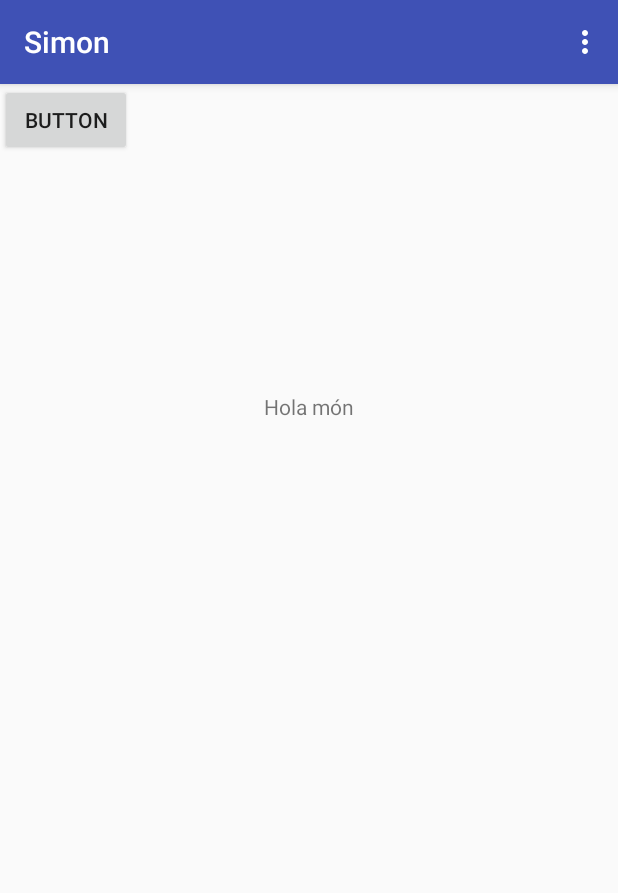
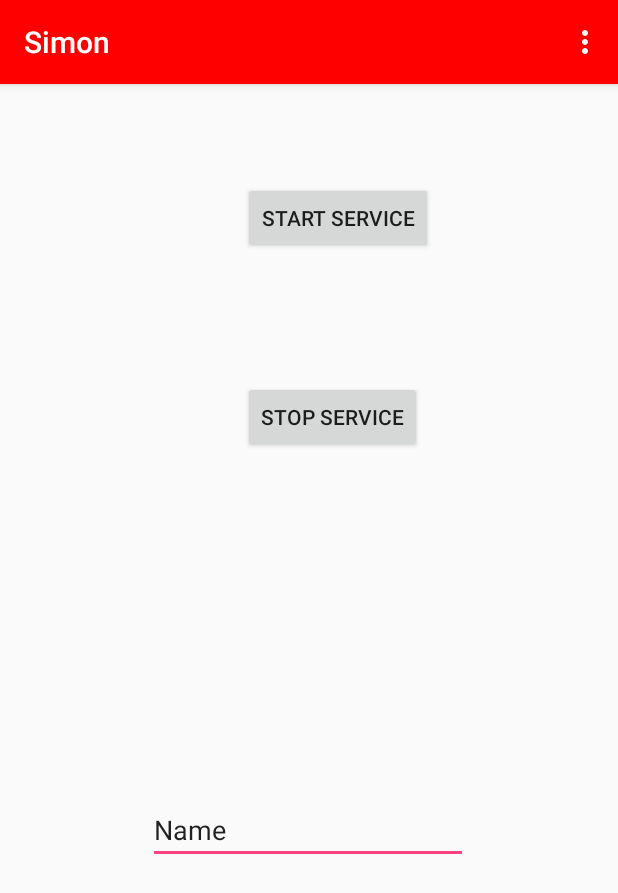
Before and after one commit to joanBaro/Practica_simon, an Android app: the screen it shows after launch (MainActivity), on a phone screen of 412 x 824 dp. Shown: the top 893 px of the screen. Run offline under Robolectric (Android 15) with nearby library versions, the phone set to English and light mode, and no system bars.

Commit message:
Service i audio

```diff
--- a/app/build.gradle
+++ b/app/build.gradle
@@ -9,6 +9,7 @@ android {
         versionCode 1
         versionName "1.0"
         testInstrumentationRunner "android.support.test.runner.AndroidJUnitRunner"
+
     }
     buildTypes {
         release {
--- a/app/src/main/AndroidManifest.xml
+++ b/app/src/main/AndroidManifest.xml
@@ -18,7 +18,11 @@
         </activity>
         <activity android:name=".ActionBarActivity" />
         <activity android:name=".WebviewActivity" />
-        <activity android:name=".SimonActivity"></activity>
+        <activity android:name=".SimonActivity" />
+        <service android:name=".MyService"
+                android:exported = "false">
+
+        </service>
     </application>
 
 </manifest>
--- a/app/src/main/java/dam2/fje/edu/practica_simon/MainActivity.java
+++ b/app/src/main/java/dam2/fje/edu/practica_simon/MainActivity.java
@@ -1,8 +1,12 @@
 package dam2.fje.edu.practica_simon;
 
+import android.app.Fragment;
+import android.app.FragmentManager;
+import android.app.IntentService;
 import android.content.Intent;
-import android.support.v7.app.AppCompatActivity;
+import android.media.MediaPlayer;
 import android.os.Bundle;
+import android.support.v4.app.FragmentTransaction;
 import android.view.View;
 import android.widget.Button;
 
@@ -12,12 +16,33 @@ public class MainActivity extends ActionBarActivity {
     protected void onCreate(Bundle savedInstanceState) {
         super.onCreate(savedInstanceState);
         setContentView(R.layout.activity_main);
-       Button btn = (Button)findViewById(R.id.playButton);
-        btn.setOnClickListener(new View.OnClickListener() {
-            @Override
-            public void onClick(View v) {
-                startActivity(new Intent(MainActivity.this, SimonActivity.class));
-            }
-        });
+
+      /* Button btn = (Button)findViewById(R.id.btn_f1);
+        Button btn2 = (Button)findViewById(R.id.btn_f2);*/
+
+        //MediaPlayer.create(this, R.raw.m02_audio1);
     }
+
+    public void startService(View view) {
+
+        Intent intent = new Intent(this, MyService.class);
+        startService(intent);
+    }
+
+    public void stopService(View view) {
+        Intent intent = new Intent(this, MyService.class);
+        stopService(intent);
+        System.out.println( "servei aturat");
+    }
+    /*public void selectFrag(View view) {
+
+        FragmentOne fragmentOne = new FragmentOne();
+        android.app.FragmentTransaction transaction = getFragmentManager().beginTransaction();
+        transaction.replace(R.id.fragment, fragmentOne);
+        //transaction.setTransition(FragmentTransaction.TRANSIT_FRAGMENT_OPEN);
+        transaction.addToBackStack(null);
+        transaction.commit();
+
+
+    }*/
 }
--- a/app/src/main/res/layout/activity_main.xml
+++ b/app/src/main/res/layout/activity_main.xml
@@ -6,22 +6,47 @@
     android:layout_height="match_parent"
     tools:context="dam2.fje.edu.practica_simon.MainActivity">
 
-    <TextView
+    <EditText
+        android:id="@+id/editText"
         android:layout_width="wrap_content"
         android:layout_height="wrap_content"
-        android:text="Hola món"
+        android:layout_marginBottom="191dp"
+        android:layout_marginEnd="85dp"
+        android:layout_marginStart="84dp"
+        android:layout_marginTop="85dp"
+        android:ems="10"
+        android:inputType="textPersonName"
+        android:text="Name"
         app:layout_constraintBottom_toBottomOf="parent"
-        app:layout_constraintLeft_toLeftOf="parent"
-        app:layout_constraintRight_toRightOf="parent"
-        app:layout_constraintTop_toTopOf="parent"
-        app:layout_constraintVertical_bias="0.274" />
+        app:layout_constraintEnd_toEndOf="parent"
+        app:layout_constraintStart_toStartOf="parent"
+        app:layout_constraintTop_toBottomOf="@+id/btn_Stop" />
 
     <Button
-        android:id="@+id/playButton"
+        android:id="@+id/btn_Start"
         android:layout_width="wrap_content"
         android:layout_height="wrap_content"
-        android:text="Button"
-        tools:layout_editor_absoluteX="148dp"
-        tools:layout_editor_absoluteY="250dp" />
+        android:layout_marginEnd="109dp"
+        android:layout_marginStart="148dp"
+        android:layout_marginTop="65dp"
+        android:onClick="startService"
+        android:text="Start Service"
+        app:layout_constraintEnd_toEndOf="parent"
+        app:layout_constraintStart_toStartOf="parent"
+        app:layout_constraintTop_toTopOf="parent" />
 
+    <Button
+        android:id="@+id/btn_Stop"
+        android:layout_width="wrap_content"
+        android:layout_height="wrap_content"
+        android:layout_marginBottom="86dp"
+        android:layout_marginEnd="117dp"
+        android:layout_marginStart="148dp"
+        android:layout_marginTop="28dp"
+        android:onClick="stopService"
+        android:text="Stop Service"
+        app:layout_constraintBottom_toTopOf="@+id/editText"
+        app:layout_constraintEnd_toEndOf="parent"
+        app:layout_constraintStart_toStartOf="parent"
+        app:layout_constraintTop_toBottomOf="@+id/btn_Start" />
 </android.support.constraint.ConstraintLayout>
--- a/app/src/main/res/values/colors.xml
+++ b/app/src/main/res/values/colors.xml
@@ -3,4 +3,5 @@
     <color name="colorPrimary">#3F51B5</color>
     <color name="colorPrimaryDark">#303F9F</color>
     <color name="colorAccent">#FF4081</color>
+    <color name="Vermell">#ff0000</color>
 </resources>
--- a/app/src/main/res/values/strings.xml
+++ b/app/src/main/res/values/strings.xml
@@ -2,4 +2,7 @@
     <string name="app_name">Simon</string>
     <string name="ajuda">Ajuda</string>
     <string name="sortir">Sortir</string>
+
+    <!-- TODO: Remove or change this placeholder text -->
+    <string name="hello_blank_fragment">Hello blank fragment</string>
 </resources>
--- a/app/src/main/res/values/styles.xml
+++ b/app/src/main/res/values/styles.xml
@@ -3,7 +3,7 @@
     <!-- Base application theme. -->
     <style name="AppTheme" parent="Theme.AppCompat.Light.DarkActionBar">
         <!-- Customize your theme here. -->
-        <item name="colorPrimary">@color/colorPrimary</item>
+        <item name="colorPrimary">@color/Vermell</item>
         <item name="colorPrimaryDark">@color/colorPrimaryDark</item>
         <item name="colorAccent">@color/colorAccent</item>
     </style>
```
Also changed, not shown: app/src/main/java/dam2/fje/edu/practica_simon/FragmentOne.java (added, +30 -0 lines), app/src/main/java/dam2/fje/edu/practica_simon/FragmentTwo.java (added, +27 -0 lines), app/src/main/java/dam2/fje/edu/practica_simon/MyService.java (added, +50 -0 lines), app/src/main/res/layout/fragment_one_layout.xml (added, +15 -0 lines), app/src/main/res/layout/fragment_two_layout.xml (added, +15 -0 lines), 1 other file.
